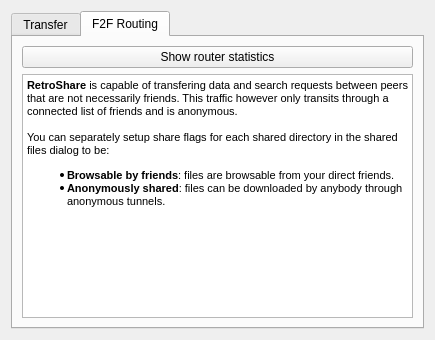
The window that retroshare-gui/src/gui/settings/TransferPage.ui (RetroShare/RetroShare) describes before a commit, drawn with Qt 5.
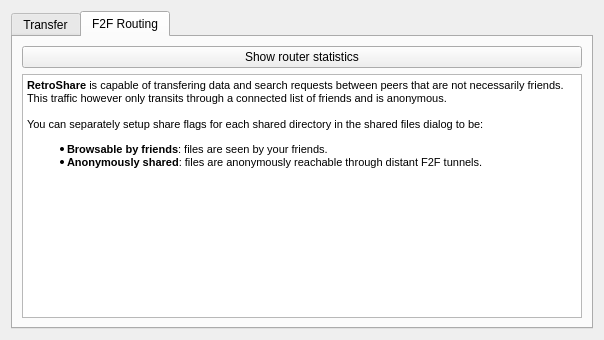
The same window after the commit. The open tabs and pages were chosen to show the change.

What changed in the file:
```diff
--- a/retroshare-gui/src/gui/settings/TransferPage.ui
+++ b/retroshare-gui/src/gui/settings/TransferPage.ui
@@ -6,7 +6,7 @@
    <rect>
     <x>0</x>
     <y>0</y>
-    <width>435</width>
+    <width>604</width>
     <height>340</height>
    </rect>
   </property>
@@ -148,8 +148,8 @@
 &lt;p style=&quot; margin-top:0px; margin-bottom:0px; margin-left:0px; margin-right:0px; -qt-block-indent:0; text-indent:0px;&quot;&gt;&lt;span style=&quot; font-size:8pt; font-weight:600;&quot;&gt;RetroShare&lt;/span&gt;&lt;span style=&quot; font-size:8pt;&quot;&gt; is capable of transfering data and search requests between peers that are not necessarily friends. This traffic however only transits through a connected list of friends and is anonymous.&lt;/span&gt;&lt;/p&gt;
 &lt;p style=&quot;-qt-paragraph-type:empty; margin-top:0px; margin-bottom:0px; margin-left:0px; margin-right:0px; -qt-block-indent:0; text-indent:0px; font-size:8pt;&quot;&gt;&lt;/p&gt;
 &lt;p style=&quot; margin-top:0px; margin-bottom:0px; margin-left:0px; margin-right:0px; -qt-block-indent:0; text-indent:0px;&quot;&gt;&lt;span style=&quot; font-size:8pt;&quot;&gt;You can separately setup share flags for each shared directory in the shared files dialog to be:&lt;/span&gt;&lt;/p&gt;
-&lt;ul style=&quot;-qt-list-indent: 1;&quot;&gt;&lt;li style=&quot; font-size:8pt;&quot; style=&quot; margin-top:12px; margin-bottom:0px; margin-left:0px; margin-right:0px; -qt-block-indent:0; text-indent:0px;&quot;&gt;&lt;span style=&quot; font-weight:600;&quot;&gt;Browsable by friends&lt;/span&gt;: files are browsable from your direct friends.&lt;/li&gt;
-&lt;li style=&quot; font-size:8pt;&quot; style=&quot; margin-top:0px; margin-bottom:12px; margin-left:0px; margin-right:0px; -qt-block-indent:0; text-indent:0px;&quot;&gt;&lt;span style=&quot; font-weight:600;&quot;&gt;Anonymously shared&lt;/span&gt;: files can be downloaded by anybody through anonymous tunnels.&lt;/li&gt;&lt;/ul&gt;&lt;/body&gt;&lt;/html&gt;</string>
+&lt;ul style=&quot;-qt-list-indent: 1;&quot;&gt;&lt;li style=&quot; font-size:8pt;&quot; style=&quot; margin-top:12px; margin-bottom:0px; margin-left:0px; margin-right:0px; -qt-block-indent:0; text-indent:0px;&quot;&gt;&lt;span style=&quot; font-weight:600;&quot;&gt;Browsable by friends&lt;/span&gt;: files are seen by your friends.&lt;/li&gt;
+&lt;li style=&quot; font-size:8pt;&quot; style=&quot; margin-top:0px; margin-bottom:12px; margin-left:0px; margin-right:0px; -qt-block-indent:0; text-indent:0px;&quot;&gt;&lt;span style=&quot; font-weight:600;&quot;&gt;Anonymously shared&lt;/span&gt;: files are anonymously reachable through distant F2F tunnels.&lt;/li&gt;&lt;/ul&gt;&lt;/body&gt;&lt;/html&gt;</string>
          </property>
         </widget>
        </item>
```
Left out of the diff: 2 changed lines with no effect on the pictures.
